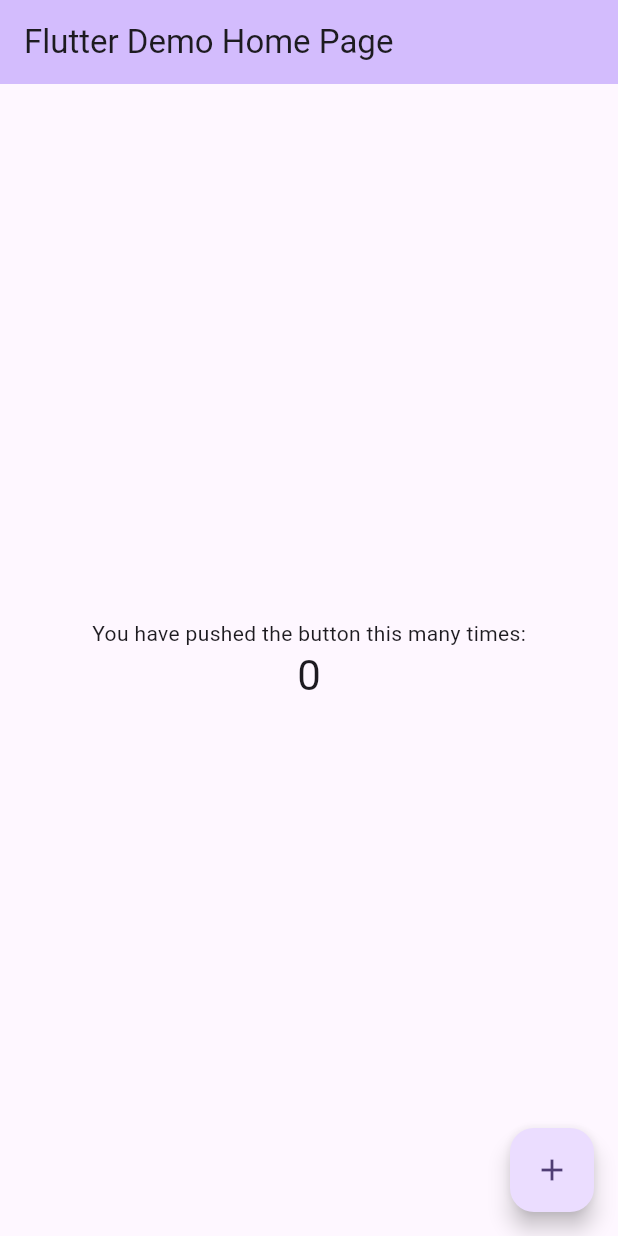
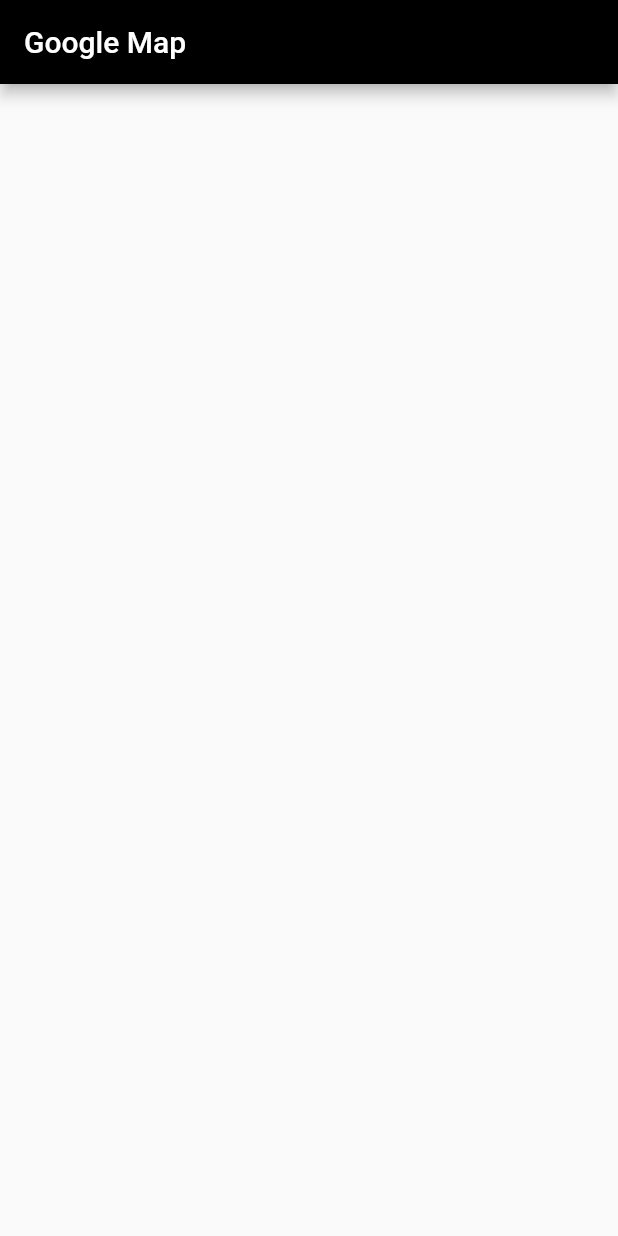
Before and after one commit to Qasim-afzaal/flutter_map_integration, a Flutter app: the screen it shows after launch, on a phone screen of 412 x 824 dp. Run offline on Flutter 3.47's test engine with Material 2 defaults, Android fonts, the phone set to English and light mode, and no system bars.

Commit message:
Structure add

```diff
--- /dev/null
+++ b/lib/Screens/main_screen.dart
@@ -0,0 +1,25 @@
+import 'package:flutter/material.dart';
+
+class MapScreen extends StatefulWidget {
+  const MapScreen({super.key});
+
+  @override
+  State<MapScreen> createState() => _MapScreenState();
+}
+
+class _MapScreenState extends State<MapScreen> {
+  @override
+  Widget build(BuildContext context) {
+    return Scaffold(
+      appBar: AppBar(
+        backgroundColor: Colors.black,
+        title: Text("Google Map"),
+      ),
+
+      body: Column(children: [
+
+
+      ]),
+    );
+  }
+}
--- a/lib/main.dart
+++ b/lib/main.dart
@@ -1,4 +1,5 @@
 import 'package:flutter/material.dart';
+import 'package:flutter_map_integration/Screens/main_screen.dart';
 
 void main() {
   runApp(const MyApp());
@@ -7,119 +8,10 @@
 class MyApp extends StatelessWidget {
   const MyApp({super.key});
 
-  // This widget is the root of your application.
   @override
   Widget build(BuildContext context) {
     return MaterialApp(
-      title: 'Flutter Demo',
-      theme: ThemeData(
-        // This is the theme of your application.
-        //
-        // TRY THIS: Try running your application with "flutter run". You'll see
-        // the application has a blue toolbar. Then, without quitting the app,
-        // try changing the seedColor in the colorScheme below to Colors.green
-        // and then invoke "hot reload" (save your changes or press the "hot
-        // reload" button in a Flutter-supported IDE, or press "r" if you used
-        // the command line to start the app).
-        //
-        // Notice that the counter didn't reset back to zero; the application
-        // state is not lost during the reload. To reset the state, use hot
-        // restart instead.
-        //
-        // This works for code too, not just values: Most code changes can be
-        // tested with just a hot reload.
-        colorScheme: ColorScheme.fromSeed(seedColor: Colors.deepPurple),
-        useMaterial3: true,
-      ),
-      home: const MyHomePage(title: 'Flutter Demo Home Page'),
+      home: MapScreen(),
     );
   }
 }
-
-class MyHomePage extends StatefulWidget {
-  const MyHomePage({super.key, required this.title});
-
-  // This widget is the home page of your application. It is stateful, meaning
-  // that it has a State object (defined below) that contains fields that affect
-  // how it looks.
-
-  // This class is the configuration for the state. It holds the values (in this
-  // case the title) provided by the parent (in this case the App widget) and
-  // used by the build method of the State. Fields in a Widget subclass are
-  // always marked "final".
-
-  final String title;
-
-  @override
-  State<MyHomePage> createState() => _MyHomePageState();
-}
-
-class _MyHomePageState extends State<MyHomePage> {
-  int _counter = 0;
-
-  void _incrementCounter() {
-    setState(() {
-      // This call to setState tells the Flutter framework that something has
-      // changed in this State, which causes it to rerun the build method below
-      // so that the display can reflect the updated values. If we changed
-      // _counter without calling setState(), then the build method would not be
-      // called again, and so nothing would appear to happen.
-      _counter++;
-    });
-  }
-
-  @override
-  Widget build(BuildContext context) {
-    // This method is rerun every time setState is called, for instance as done
-    // by the _incrementCounter method above.
-    //
-    // The Flutter framework has been optimized to make rerunning build methods
-    // fast, so that you can just rebuild anything that needs updating rather
-    // than having to individually change instances of widgets.
-    return Scaffold(
-      appBar: AppBar(
-        // TRY THIS: Try changing the color here to a specific color (to
-        // Colors.amber, perhaps?) and trigger a hot reload to see the AppBar
-        // change color while the other colors stay the same.
-        backgroundColor: Theme.of(context).colorScheme.inversePrimary,
-        // Here we take the value from the MyHomePage object that was created by
-        // the App.build method, and use it to set our appbar title.
-        title: Text(widget.title),
-      ),
-      body: Center(
-        // Center is a layout widget. It takes a single child and positions it
-        // in the middle of the parent.
-        child: Column(
-          // Column is also a layout widget. It takes a list of children and
-          // arranges them vertically. By default, it sizes itself to fit its
-          // children horizontally, and tries to be as tall as its parent.
-          //
-          // Column has various properties to control how it sizes itself and
-          // how it positions its children. Here we use mainAxisAlignment to
-          // center the children vertically; the main axis here is the vertical
-          // axis because Columns are vertical (the cross axis would be
-          // horizontal).
-          //
-          // TRY THIS: Invoke "debug painting" (choose the "Toggle Debug Paint"
-          // action in the IDE, or press "p" in the console), to see the
-          // wireframe for each widget.
-          mainAxisAlignment: MainAxisAlignment.center,
-          children: <Widget>[
-            const Text(
-              'You have pushed the button this many times:',
-            ),
-            Text(
-              '$_counter',
-              style: Theme.of(context).textTheme.headlineMedium,
-            ),
-          ],
-        ),
-      ),
-      floatingActionButton: FloatingActionButton(
-        onPressed: _incrementCounter,
-        tooltip: 'Increment',
-        child: const Icon(Icons.add),
-      ), // This trailing comma makes auto-formatting nicer for build methods.
-    );
-  }
-}
```
Also changed, not shown: 139 other files.
